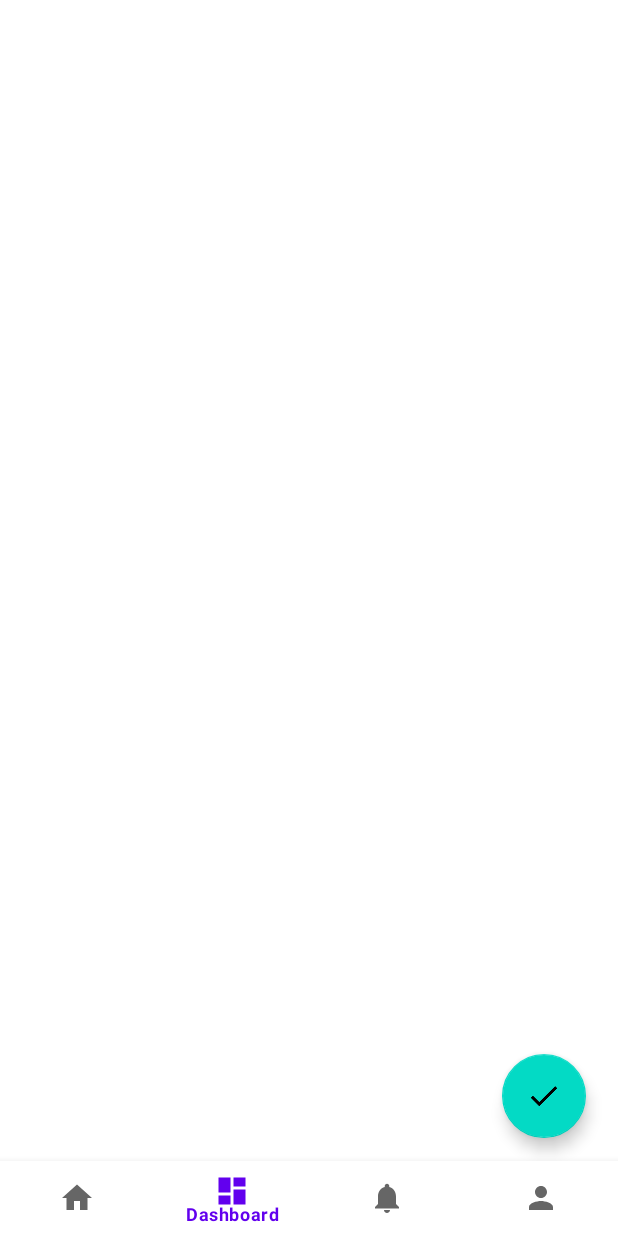
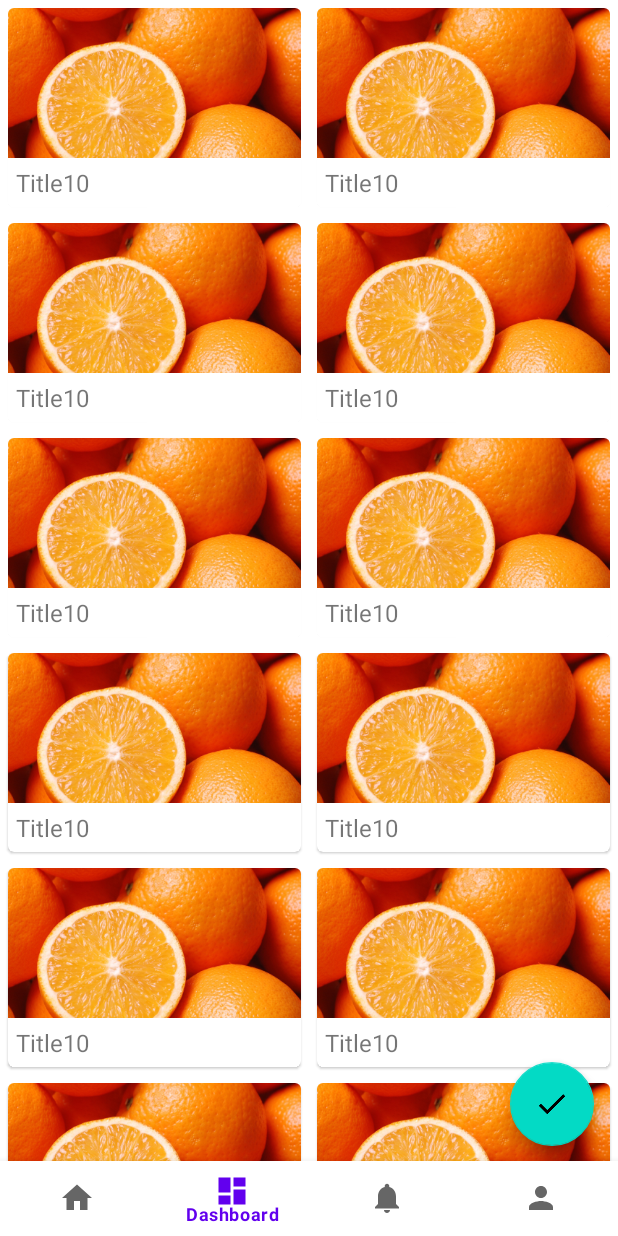
Before and after one commit to JJuprising/ASFinalWork2023, an Android app: the DashboardFragment screen opened through its navigation route, on a phone screen of 412 x 824 dp. Run offline under Robolectric (Android 15) with nearby library versions, the light colour scheme and no system bars; our stand-ins replace navigation-ui.

Commit message:
卡片显示

```diff
--- a/app/src/main/java/com/example/asfinalwork2023/ui/dashboard/DashboardFragment.kt
+++ b/app/src/main/java/com/example/asfinalwork2023/ui/dashboard/DashboardFragment.kt
@@ -4,10 +4,15 @@ import android.os.Bundle
 import android.view.LayoutInflater
 import android.view.View
 import android.view.ViewGroup
-import android.widget.TextView
 import androidx.fragment.app.Fragment
 import androidx.lifecycle.ViewModelProvider
+import androidx.recyclerview.widget.GridLayoutManager
+import androidx.recyclerview.widget.RecyclerView
+import androidx.swiperefreshlayout.widget.SwipeRefreshLayout
+import com.example.asfinalwork2023.R
 import com.example.asfinalwork2023.databinding.FragmentDashboardBinding
+import kotlinx.android.synthetic.main.fragment_dashboard.*
+import kotlin.concurrent.thread
 
 class DashboardFragment : Fragment() {
 
@@ -16,22 +21,53 @@ class DashboardFragment : Fragment() {
     // This property is only valid between onCreateView and
     // onDestroyView.
     private val binding get() = _binding!!
-
+    private var passages = mutableListOf(
+        PassageInfo("Title1","Content1", R.drawable.apple),
+        PassageInfo("Title2","Content2", R.drawable.banana),
+        PassageInfo("Title3","Content3", R.drawable.cherry),
+        PassageInfo("Title4","Content4", R.drawable.grape),
+        PassageInfo("Title5","Content5", R.drawable.mango),
+        PassageInfo("Title6","Content6", R.drawable.watermelon),
+        PassageInfo("Title7","Content7", R.drawable.strawberry),
+        PassageInfo("Title8","Content8", R.drawable.pineapple),
+        PassageInfo("Title9","Content9", R.drawable.pear),
+        PassageInfo("Title10","Content10", R.drawable.orange)
+    )
+    private val passageList = ArrayList<PassageInfo>()
     override fun onCreateView(
         inflater: LayoutInflater,
         container: ViewGroup?,
         savedInstanceState: Bundle?
     ): View {
-        val dashboardViewModel =
-            ViewModelProvider(this).get(DashboardViewModel::class.java)
+        super.onCreate(savedInstanceState)
 
+        passages = mutableListOf(
+            PassageInfo("Title1","Content1", R.drawable.apple),
+            PassageInfo("Title2","Content2", R.drawable.banana),
+            PassageInfo("Title3","Content3", R.drawable.cherry),
+            PassageInfo("Title4","Content4", R.drawable.grape),
+            PassageInfo("Title5","Content5", R.drawable.mango),
+            PassageInfo("Title6","Content6", R.drawable.watermelon),
+            PassageInfo("Title7","Content7", R.drawable.strawberry),
+            PassageInfo("Title8","Content8", R.drawable.pineapple),
+            PassageInfo("Title9","Content9", R.drawable.pear),
+            PassageInfo("Title10","Content10", R.drawable.orange)
+        )
+
+        val dashboardViewModel = ViewModelProvider(this).get(DashboardViewModel::class.java)
         _binding = FragmentDashboardBinding.inflate(inflater, container, false)
+        initPassage()
         val root: View = binding.root
-
-//        val textView: TextView = binding.textDashboard
-//        dashboardViewModel.text.observe(viewLifecycleOwner) {
-//            textView.text = it
-//        }
+        val layoutManager = GridLayoutManager(context, 2)
+        val  recyclerView:RecyclerView = binding.recyclerView
+        recyclerView.layoutManager = layoutManager
+        val adapter = PassageAdapter(context!!, passageList)
+        recyclerView.adapter = adapter
+        val swipeRefresh:SwipeRefreshLayout = binding.swipeRefresh
+        swipeRefresh.setColorSchemeResources(R.color.purple_200)
+        swipeRefresh.setOnRefreshListener {
+            refreshPassage(adapter)
+        }
         return root
     }
 
@@ -39,4 +75,26 @@ class DashboardFragment : Fragment() {
         super.onDestroyView()
         _binding = null
     }
+
+
+
+    private fun initPassage() {
+        passageList.clear()
+        repeat(50) {
+            val index = (0 until passages.size).random()
+            //passageList.add(passageList[index])
+
+            passageList.add(PassageInfo("Title10","Content10", R.drawable.orange))
+        }
+    }
+    private fun refreshPassage(adapter: PassageAdapter) {
+        thread {
+            Thread.sleep(2000)
+            requireActivity().runOnUiThread {
+                initPassage()
+                adapter.notifyDataSetChanged()
+                swipeRefresh.isRefreshing = false
+            }
+        }
+    }
 }
--- a/app/src/main/java/com/example/asfinalwork2023/ui/dashboard/DashboardViewModel.kt
+++ b/app/src/main/java/com/example/asfinalwork2023/ui/dashboard/DashboardViewModel.kt
@@ -3,11 +3,22 @@ package com.example.asfinalwork2023.ui.dashboard
 import androidx.lifecycle.LiveData
 import androidx.lifecycle.MutableLiveData
 import androidx.lifecycle.ViewModel
+import com.example.asfinalwork2023.R
+import android.os.Bundle
+import android.view.Menu
+import android.view.MenuItem
+import android.view.MotionEvent
+import android.widget.Toast
+import androidx.appcompat.app.AppCompatActivity
+import androidx.core.view.GravityCompat
+import androidx.recyclerview.widget.GridLayoutManager
+import com.google.android.material.snackbar.Snackbar
+import kotlinx.android.synthetic.main.activity_main.*
+import java.util.*
+import kotlin.collections.ArrayList
+import kotlin.concurrent.thread
 
 class DashboardViewModel : ViewModel() {
 
-    private val _text = MutableLiveData<String>().apply {
-        value = "This is dashboard Fragment"
-    }
-    val text: LiveData<String> = _text
+
 }
--- a/app/src/main/java/com/example/asfinalwork2023/ui/dashboard/PassageDetail.kt
+++ b/app/src/main/java/com/example/asfinalwork2023/ui/dashboard/PassageDetail.kt
@@ -16,7 +16,7 @@ class PassageDetail : AppCompatActivity() {
         super.onCreate(savedInstanceState)
         setContentView(R.layout.activity_passage_detail)
         val passageTitle = intent.getStringExtra(PASSAGE_TITLE) ?: "Default Title"
-        val passageContent = intent.getStringExtra(PASSAGE_CONTENT) ?:"Default Content"
+        val passageContent = intent.getStringExtra(PASSAGE_CONTENT) ?: "Default Content"
         val passageImage = intent.getIntExtra(PASSAGE_IMAGE, R.drawable.ic_delete)
 
 
--- a/app/src/main/res/layout/fragment_dashboard.xml
+++ b/app/src/main/res/layout/fragment_dashboard.xml
@@ -4,19 +4,20 @@
     xmlns:app="http://schemas.android.com/apk/res-auto"
     android:layout_width="match_parent"
     android:layout_height="match_parent"
-    android:layout_margin="5dp"
-    app:cardCornerRadius="4dp"
     android:orientation="horizontal">
 
+    <androidx.swiperefreshlayout.widget.SwipeRefreshLayout
+        android:layout_width="match_parent"
+        android:layout_height="match_parent"
+        app:layout_behavior="@string/appbar_scrolling_view_behavior"
+        android:id="@+id/swipeRefresh">
+        <androidx.recyclerview.widget.RecyclerView
+            android:layout_width="match_parent"
+            android:layout_height="match_parent"
+            android:id="@+id/recyclerView">
 
-
-    <androidx.recyclerview.widget.RecyclerView
-        android:layout_width="match_parent"
-        android:layout_height="match_parent">
-
-
-
-    </androidx.recyclerview.widget.RecyclerView>
+        </androidx.recyclerview.widget.RecyclerView>
+    </androidx.swiperefreshlayout.widget.SwipeRefreshLayout>
     <com.google.android.material.floatingactionbutton.FloatingActionButton
         android:id="@+id/fab"
         android:layout_width="wrap_content"
--- a/app/src/main/res/layout/passage_card.xml
+++ b/app/src/main/res/layout/passage_card.xml
@@ -10,7 +10,7 @@
    <LinearLayout
        android:layout_width="match_parent"
        android:layout_height="wrap_content"
-       android:orientation="horizontal">
+       android:orientation="vertical">
        <ImageView
            android:id="@+id/passageImage"
            android:layout_width="match_parent"
@@ -18,11 +18,12 @@
            android:scaleType="centerCrop" />
        <TextView
            android:id="@+id/passageTitle"
-           android:layout_width="wrap_content"
+           android:layout_width="match_parent"
            android:layout_height="wrap_content"
-           android:layout_gravity="center_horizontal"
+           android:layout_gravity="bottom"
            android:layout_margin="5dp"
-           android:textSize="16sp" />
+           android:textSize="16sp"
+           />
    </LinearLayout>
 
 </com.google.android.material.card.MaterialCardView>
```
